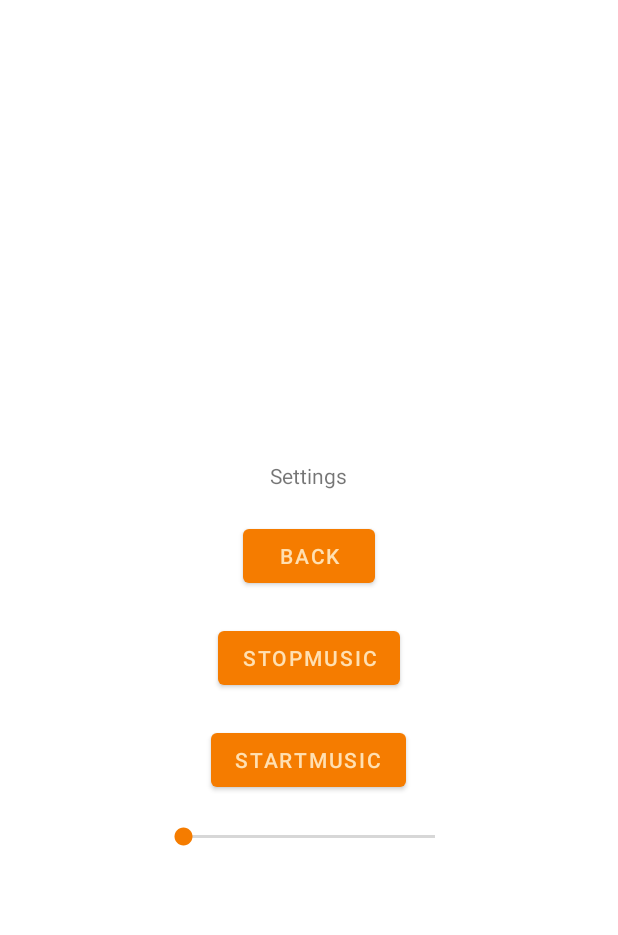
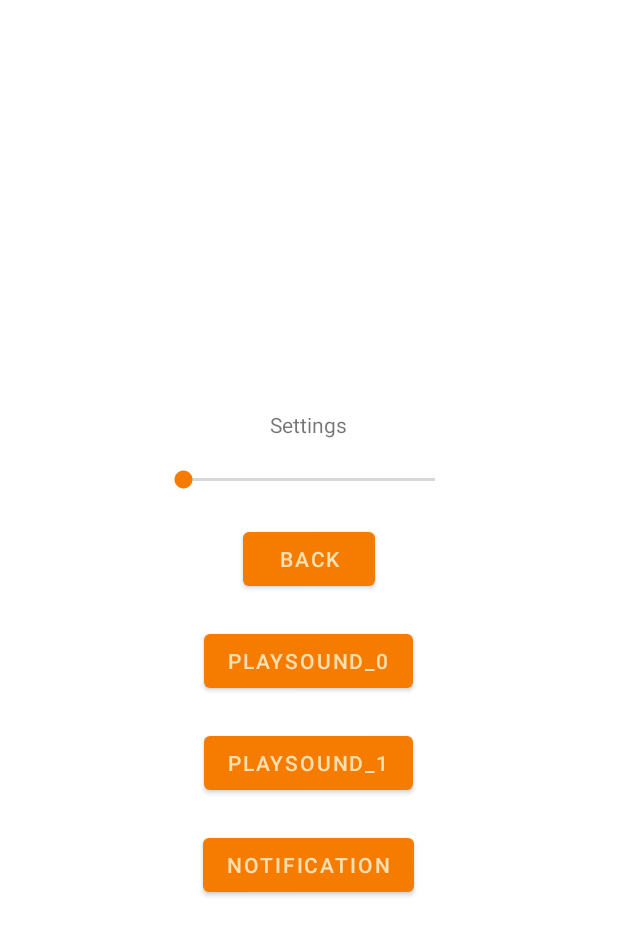
Before and after one commit to HSD-Puzzle/Puzzle, an Android app: the layout activity_settings.xml on its own in the app's theme, with its tools: preview values and no code run, on a phone screen of 412 x 824 dp. Shown: the top 935 px of the screen. Run offline under Robolectric (Android 15) with nearby library versions, the phone set to English and light mode, and no system bars.

Commit message:
Sounds und Notification

```diff
--- a/app/src/main/java/com/example/burger42/Fragments/StartFragment.java
+++ b/app/src/main/java/com/example/burger42/Fragments/StartFragment.java
@@ -50,9 +50,4 @@ public class StartFragment extends ParentFragment {
 
         return view;
     }
-
-    @Override
-    public void onBackPressed() {
-        mainActivity.closeApp();
-    }
 }
--- /dev/null
+++ b/app/src/main/res/drawable/fastfood_asset.xml
@@ -0,0 +1,5 @@
+<vector android:height="24dp" android:tint="#E77D0F"
+    android:viewportHeight="24" android:viewportWidth="24"
+    android:width="24dp" xmlns:android="http://schemas.android.com/apk/res/android">
+    <path android:fillColor="@android:color/white" android:pathData="M18.06,22.99h1.66c0.84,0 1.53,-0.64 1.63,-1.46L23,5.05h-5L18,1h-1.97v4.05h-4.97l0.3,2.34c1.71,0.47 3.31,1.32 4.27,2.26 1.44,1.42 2.43,2.89 2.43,5.29v8.05zM1,21.99L1,21h15.03v0.99c0,0.55 -0.45,1 -1.01,1L2.01,22.99c-0.56,0 -1.01,-0.45 -1.01,-1zM16.03,14.99c0,-8 -15.03,-8 -15.03,0h15.03zM1.02,17h15v2h-15z"/>
+</vector>
--- a/app/src/main/res/layout/activity_settings.xml
+++ b/app/src/main/res/layout/activity_settings.xml
@@ -23,36 +23,46 @@
            android:layout_width="wrap_content"
            android:layout_height="wrap_content"
            android:text="Back"
-           android:layout_below="@id/textViewSettings"
+           android:layout_below="@id/audioSeekBar"
            android:layout_centerHorizontal="true"
            android:layout_marginTop="20dp"
            />
 
 
+       <SeekBar
+           android:id="@+id/audioSeekBar"
+           android:layout_width="match_parent"
+           android:layout_height="wrap_content"
+           android:layout_below="@id/textViewSettings"
+           android:layout_marginTop="18dp" />
+
        <Button
-           android:id="@+id/stopMusic"
+           android:id="@+id/playSound_0"
            android:layout_width="wrap_content"
            android:layout_height="wrap_content"
-           android:text="stopMusic"
+           android:text="playSound_0"
            android:layout_below="@id/backToMain"
            android:layout_centerHorizontal="true"
            android:layout_marginTop="20dp" />
 
        <Button
-           android:id="@+id/startMusic"
+           android:id="@+id/playSound_1"
            android:layout_width="wrap_content"
            android:layout_height="wrap_content"
-           android:text="startMusic"
-           android:layout_below="@id/stopMusic"
+           android:text="playSound_1"
+           android:layout_below="@id/playSound_0"
            android:layout_centerHorizontal="true"
            android:layout_marginTop="20dp" />
 
-       <SeekBar
-           android:id="@+id/audioSeekBar"
-           android:layout_width="match_parent"
+       <Button
+           android:id="@+id/notification"
+           android:layout_width="wrap_content"
            android:layout_height="wrap_content"
-           android:layout_below="@id/startMusic"
-           android:layout_marginTop="18dp" />
+           android:text="notification"
+           android:layout_below="@id/playSound_1"
+           android:layout_centerHorizontal="true"
+           android:layout_marginTop="20dp" />
+
    </RelativeLayout>
 
 </RelativeLayout>
--- a/settings.gradle
+++ b/settings.gradle
@@ -12,6 +12,5 @@ dependencyResolutionManagement {
         mavenCentral()
     }
 }
-
 rootProject.name = "burger42"
 include(":app")
```
Also changed, not shown: app/src/main/AndroidManifest.xml (+15 -1 lines), app/src/main/java/com/example/burger42/Alarm/AlarmReceiver.java (added, +50 -0 lines), app/src/main/java/com/example/burger42/Audio/AudioController.java (+66 -14 lines), app/src/main/java/com/example/burger42/Audio/SoundController.java (added, +61 -0 lines), app/src/main/java/com/example/burger42/Fragments/SettingsFragment.java (+47 -51 lines), 2 other files.
